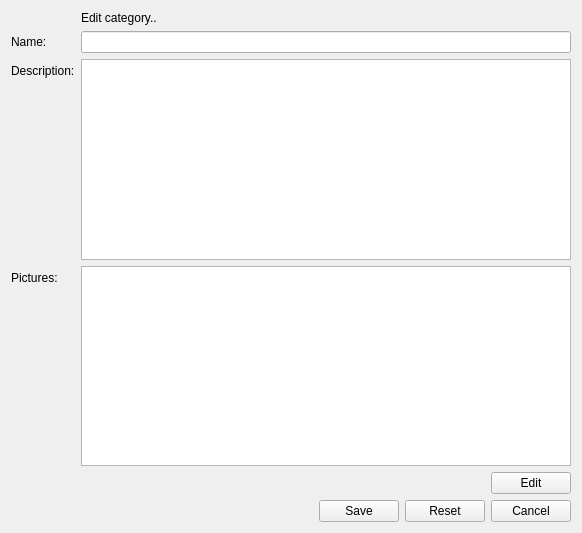
This is client/uiforms/category_edit.ui in Wolframe/configurator as Qt 5 draws it before an edit. The edited form follows.
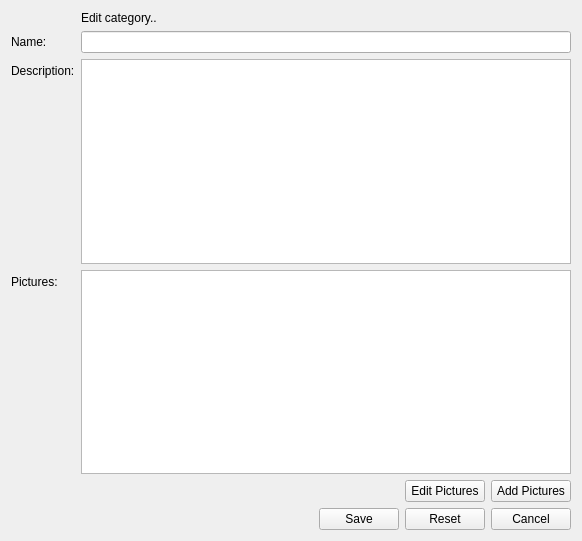
This is the edited form. Icons and pictures are not drawn.

Commit message: added request for adding pictures to edited picture list and implemented the forms for category pictures

What changed in the file:
```diff
--- a/client/uiforms/category_edit.ui
+++ b/client/uiforms/category_edit.ui
@@ -7,7 +7,7 @@
     <x>0</x>
     <y>0</y>
     <width>582</width>
-    <height>533</height>
+    <height>541</height>
    </rect>
   </property>
   <property name="windowTitle">
@@ -164,10 +164,20 @@
      <item>
       <widget class="QPushButton" name="add_edit_button">
        <property name="text">
-        <string>Edit</string>
+        <string>Edit Pictures</string>
        </property>
        <property name="form" stdset="0">
-        <string>picture_select?widgetid={main.widgetid}_picture&amp;picture.selected={pictures.id}</string>
+        <string>picture_select_edit?widgetid={main.widgetid}_picture&amp;id={main.pictures.id}</string>
+       </property>
+      </widget>
+     </item>
+     <item>
+      <widget class="QPushButton" name="add_pictures">
+       <property name="text">
+        <string>Add Pictures</string>
+       </property>
+       <property name="form" stdset="0">
+        <string>picture_select?widgetid={main.widgetid}_picture</string>
        </property>
       </widget>
      </item>
```
Left out of the diff: 13 changed lines with no effect on the pictures. The commit also changes 4 other files.
